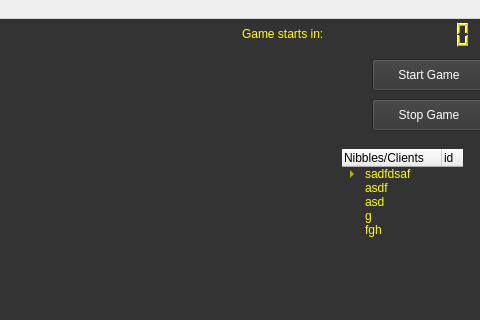
namelessvoid/piranhas, file nibbles/gui/servergui.ui: the form before one commit; both pictures show x 378 to 858 and y 0 to 320 of the 858 by 608 pixel window.
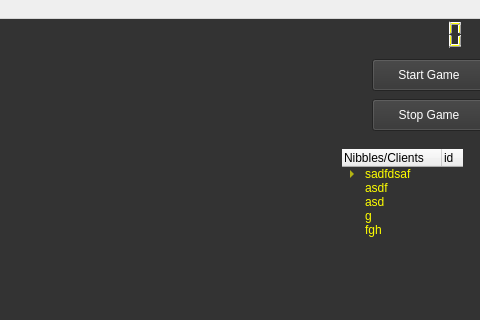
The form after the commit. Icons and pictures are not drawn. Custom widgets are drawn as their Qt base class.

Commit message: integrated the window icon, the aboutdialog and fixed several bugs.

```diff
--- a/nibbles/gui/servergui.ui
+++ b/nibbles/gui/servergui.ui
@@ -46,7 +46,7 @@
    <widget class="QLCDNumber" name="countdown">
     <property name="geometry">
      <rect>
-      <x>740</x>
+      <x>750</x>
       <y>0</y>
       <width>111</width>
       <height>31</height>
@@ -58,9 +58,6 @@
 color:yellow;
 }</string>
     </property>
-    <property name="digitCount">
-     <number>8</number>
-    </property>
    </widget>
    <widget class="QFrame" name="bg">
     <property name="geometry">
@@ -281,22 +278,6 @@
      <string/>
     </property>
    </widget>
-   <widget class="QLabel" name="label">
-    <property name="geometry">
-     <rect>
-      <x>620</x>
-      <y>0</y>
-      <width>121</width>
-      <height>30</height>
-     </rect>
-    </property>
-    <property name="styleSheet">
-     <string notr="true">color:yellow;</string>
-    </property>
-    <property name="text">
-     <string>Game starts in:</string>
-    </property>
-   </widget>
    <zorder>bg</zorder>
    <zorder>countdown</zorder>
    <zorder>title</zorder>
```
Left out of the diff: 3 changed lines with no effect on the pictures. The commit also changes 1 other file.
